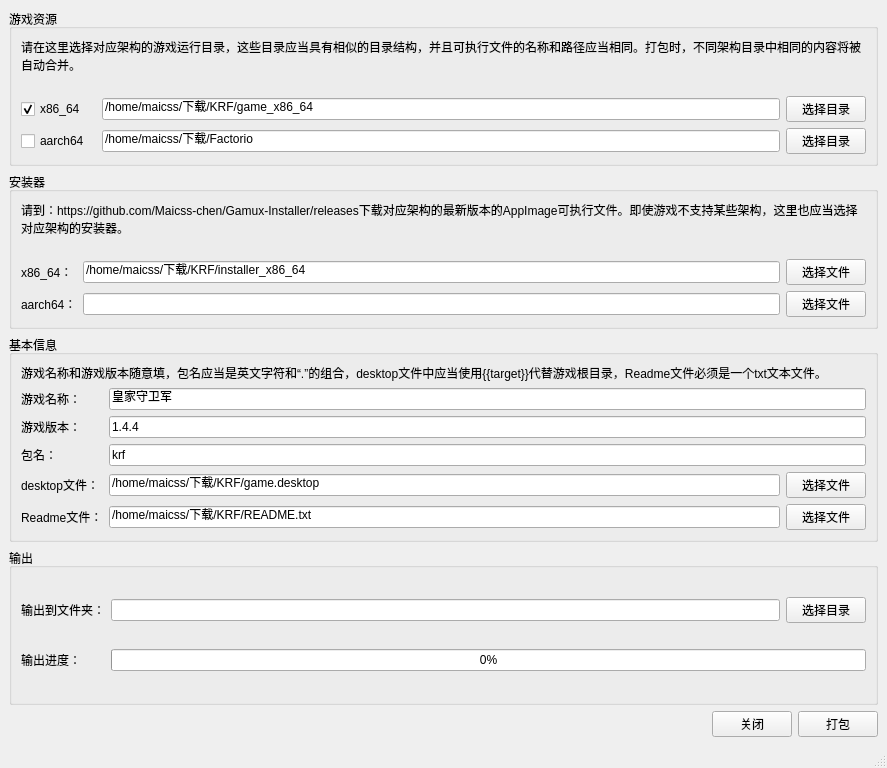
Qt form tools/builder/MainWindow.ui (Maicss-chen/Gamux-Installer) before a commit.
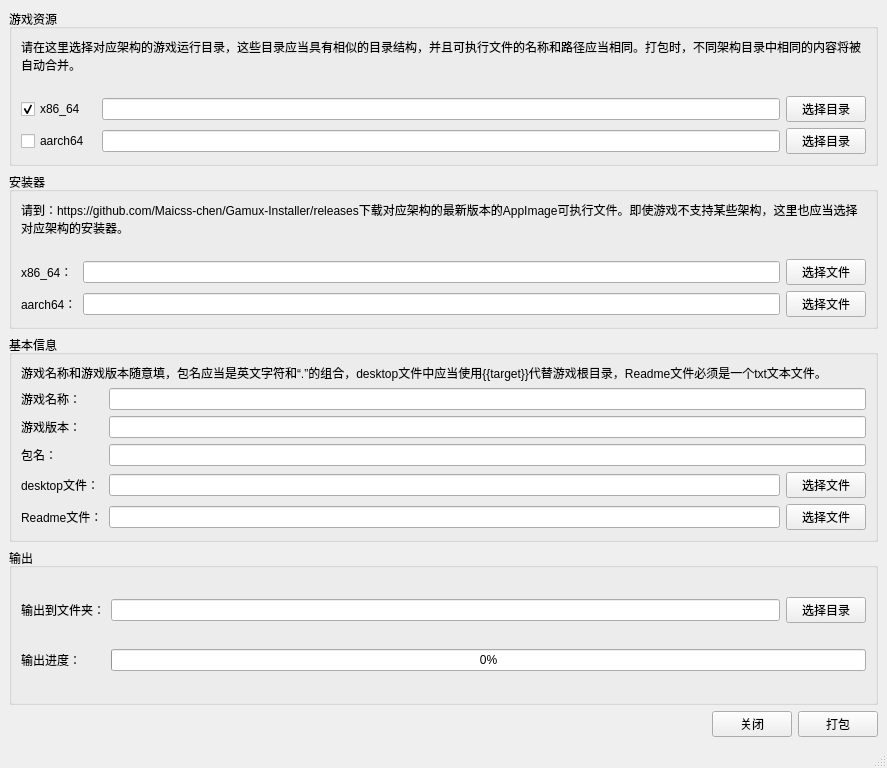
The same form after that commit.

Commit message: 删除界面中预制的数据

What changed in the file:
```diff
--- a/tools/builder/MainWindow.ui
+++ b/tools/builder/MainWindow.ui
@@ -31,14 +31,7 @@
        <item row="2" column="2">
         <widget class="QLineEdit" name="line_aarch64">
          <property name="text">
-          <string>/home/maicss/下载/Factorio</string>
-         </property>
-        </widget>
-       </item>
-       <item row="1" column="2">
-        <widget class="QLineEdit" name="line_x86_64">
-         <property name="text">
-          <string>/home/maicss/下载/KRF/game_x86_64</string>
+          <string/>
          </property>
         </widget>
        </item>
@@ -88,6 +81,13 @@
          </property>
         </widget>
        </item>
+       <item row="1" column="2">
+        <widget class="QLineEdit" name="line_x86_64">
+         <property name="text">
+          <string/>
+         </property>
+        </widget>
+       </item>
       </layout>
      </widget>
     </item>
@@ -100,7 +100,7 @@
        <item row="1" column="1">
         <widget class="QLineEdit" name="line_installer_x86_64">
          <property name="text">
-          <string>/home/maicss/下载/KRF/installer_x86_64</string>
+          <string/>
          </property>
         </widget>
        </item>
@@ -167,14 +167,14 @@
        <item row="1" column="1" colspan="2">
         <widget class="QLineEdit" name="line_name">
          <property name="text">
-          <string>皇家守卫军</string>
+          <string/>
          </property>
         </widget>
        </item>
        <item row="2" column="1" colspan="2">
         <widget class="QLineEdit" name="line_version">
          <property name="text">
-          <string>1.4.4</string>
+          <string/>
          </property>
         </widget>
        </item>
@@ -221,14 +221,14 @@
        <item row="3" column="1" colspan="2">
         <widget class="QLineEdit" name="line_packagename">
          <property name="text">
-          <string>krf</string>
+          <string/>
          </property>
         </widget>
        </item>
        <item row="5" column="1">
         <widget class="QLineEdit" name="line_desktopfile">
          <property name="text">
-          <string>/home/maicss/下载/KRF/game.desktop</string>
+          <string/>
          </property>
         </widget>
        </item>
@@ -249,7 +249,7 @@
        <item row="6" column="1">
         <widget class="QLineEdit" name="line_readmefile">
          <property name="text">
-          <string>/home/maicss/下载/KRF/README.txt</string>
+          <string/>
          </property>
         </widget>
        </item>
```
